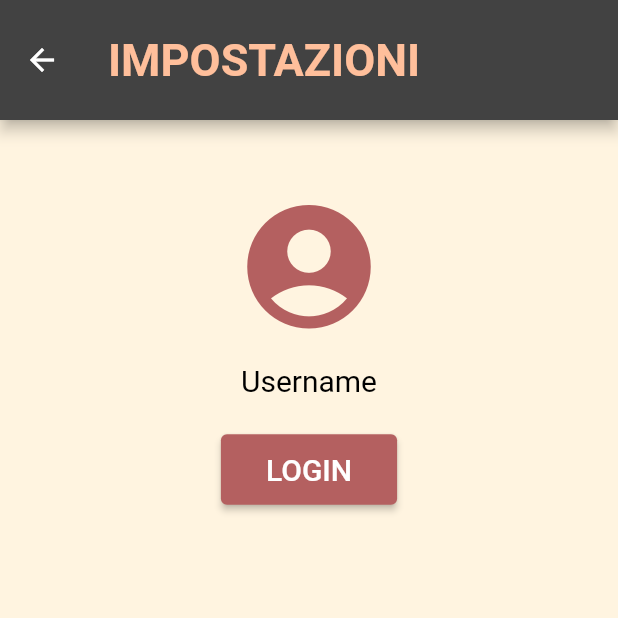
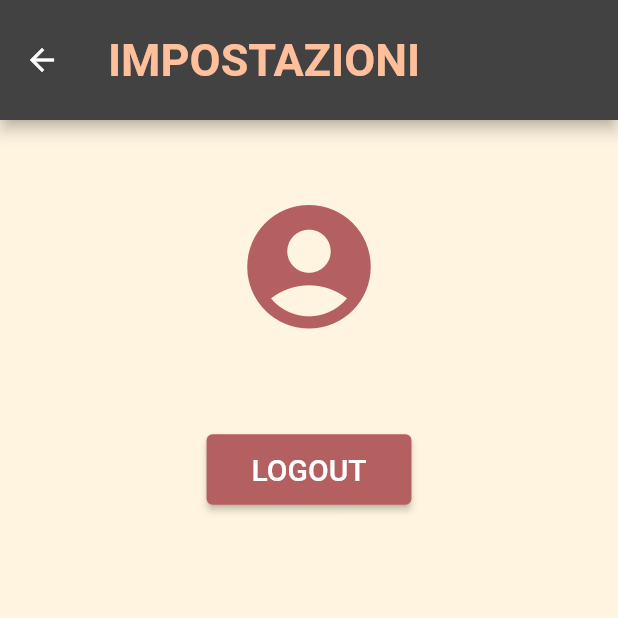
Before and after one commit to LauraFe01/book_tique_flutter, a Flutter app: the ImpostazioniScreen screen opened directly, on a phone screen of 412 x 824 dp, the top half of it. Run offline on Flutter 3.47's test engine with Material 2 defaults, Android fonts, the light colour scheme and no system bars; our stand-ins replace firebase_auth, firebase_core; accounts and stored records are empty; network calls fail; Roboto replaces fonts that are missing (LoraBoldItalic).

Commit message:
login logout

```diff
--- a/lib/main.dart
+++ b/lib/main.dart
@@ -22,7 +22,8 @@ class MyApp extends StatelessWidget {
       home: CatalogoHome(),
       routes: {
         '/login': (context) => LoginPage(),
-        '/register': (context) => RegistrationPage()
+        '/register': (context) => RegistrationPage(),
+        '/home': (context)=> CatalogoHome()
       },
     );
   }
--- a/lib/screens/impostazioni.dart
+++ b/lib/screens/impostazioni.dart
@@ -2,13 +2,28 @@
 import 'package:flutter/material.dart';
 import 'package:book_tique/screens/login.dart';
 
-class ImpostazioniScreen extends StatelessWidget {
+import 'package:firebase_auth/firebase_auth.dart';
+
+class ImpostazioniScreen extends StatefulWidget {
+  @override
+  _ImpostazioniScreenState createState() => _ImpostazioniScreenState();
+}
+
+class _ImpostazioniScreenState extends State<ImpostazioniScreen> {
+  User? _currentUser;
+
+  @override
+  void initState() {
+    super.initState();
+    _currentUser = FirebaseAuth.instance.currentUser;
+  }
+
   @override
   Widget build(BuildContext context) {
     return Scaffold(
       appBar: AppBar(
         title: Text(
-            'IMPOSTAZIONI',
+          'IMPOSTAZIONI',
           style: TextStyle(
             fontFamily: 'LoraBoldItalic',
             fontSize: 30,
@@ -33,7 +48,7 @@ class ImpostazioniScreen extends StatelessWidget {
               ),
               SizedBox(height: 15),
               Text(
-                'Username',
+                _currentUser != null ? _currentUser!.email! : 'Email',
                 style: TextStyle(
                   fontFamily: 'LoraBoldItalic',
                   fontSize: 20,
@@ -42,11 +57,18 @@ class ImpostazioniScreen extends StatelessWidget {
               ),
               SizedBox(height: 24),
               ElevatedButton(
-                onPressed: () {
-                  Navigator.pushReplacementNamed(context, '/login');
+                onPressed: () async {
+                  if (_currentUser != null) {
+                     await FirebaseAuth.instance.signOut();
+                     Navigator.pushReplacementNamed(context, '/home');
+                  } else {
+                    // L'utente non è loggato, esegui le azioni per il login
+                    // Esempio: Naviga alla pagina di login
+                    Navigator.pushReplacementNamed(context, '/login');
+                  }
                 },
                 child: Text(
-                  'LOGIN',
+                  _currentUser != null ? 'LOGOUT' : 'LOGIN',
                   style: TextStyle(
                     fontFamily: 'LoraBoldItalic',
                     fontSize: 20,
--- a/lib/screens/login.dart
+++ b/lib/screens/login.dart
@@ -103,14 +103,14 @@ class LoginPage extends StatelessWidget {
 
     try {
       await _auth.signInWithEmailAndPassword(email: email, password: password);
-      // Login avvenuto con successo, esegui altre azioni necessarie qui
+      Navigator.pushReplacementNamed(context, '/home');
     } catch (e) {
       // Gestisci l'errore durante il login
       showDialog(
         context: context,
         builder: (context) => AlertDialog(
           title: Text('Errore di accesso'),
-          content: Text('Si è verificato un errore durante l\'accesso.'),
+          content: Text('Si è verificato un errore durante l\'accesso. $e'),
           actions: [
             TextButton(
               onPressed: () {
--- a/lib/screens/register.dart
+++ b/lib/screens/register.dart
@@ -1,5 +1,7 @@
 import 'package:flutter/material.dart';
 import '../auth.dart';
+import 'package:firebase_auth/firebase_auth.dart';
+import 'login.dart';
 
 class RegistrationPage extends StatelessWidget {
   final TextEditingController _usernameController = TextEditingController();
@@ -119,14 +121,14 @@ class RegistrationPage extends StatelessWidget {
 
     try {
       await _auth.createUserWithEmailAndPassword(email: email, password: password);
-      // Registrazione avvenuta con successo, esegui altre azioni necessarie qui
+        Navigator.pushReplacementNamed(context, '/home');
     } catch (e) {
       // Gestisci l'errore durante la registrazione
       showDialog(
         context: context,
         builder: (context) => AlertDialog(
           title: Text('Errore di registrazione'),
-          content: Text('Si è verificato un errore durante la registrazione.'),
+          content: Text('Si è verificato un errore durante la registrazione: $e'),
           actions: [
             TextButton(
               onPressed: () {
```
Also changed, not shown: 3 other files.
